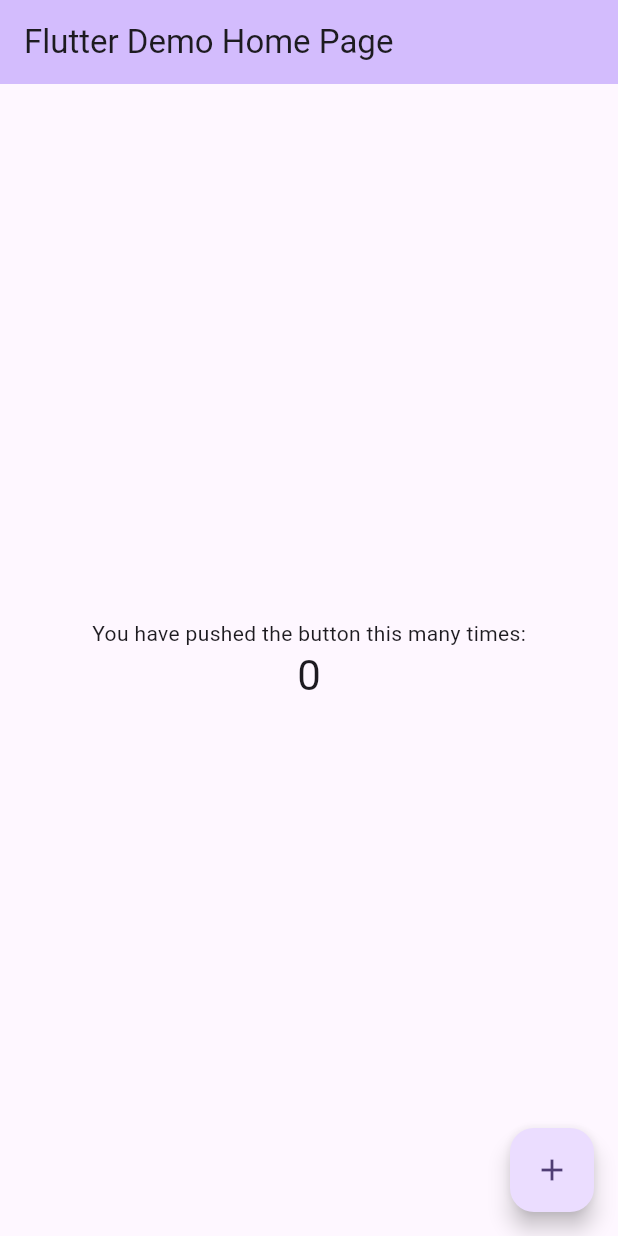
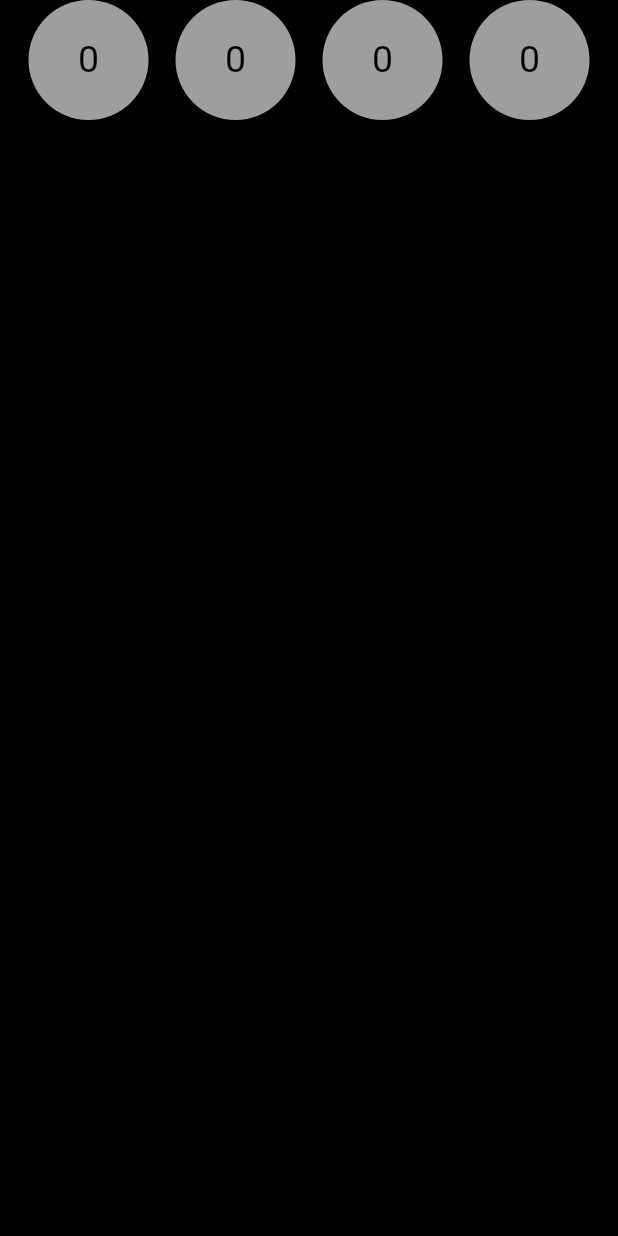
Before and after one commit to CodingNinja-CN/Calculator, a Flutter app: the screen it shows after launch, on a phone screen of 412 x 824 dp. Run offline on Flutter 3.47's test engine with Material 3 defaults, Android fonts, the phone set to English and light mode, and no system bars.

Commit message:
button component

```diff
--- a/lib/main.dart
+++ b/lib/main.dart
@@ -1,3 +1,4 @@
+import 'package:calculator/myHomePage.dart';
 import 'package:flutter/material.dart';
 
 void main() {
@@ -7,119 +8,15 @@ void main() {
 class MyApp extends StatelessWidget {
   const MyApp({super.key});
 
-  // This widget is the root of your application.
   @override
   Widget build(BuildContext context) {
     return MaterialApp(
-      title: 'Flutter Demo',
+      debugShowCheckedModeBanner: false,
+      title: 'Calculator',
       theme: ThemeData(
-        // This is the theme of your application.
-        //
-        // TRY THIS: Try running your application with "flutter run". You'll see
-        // the application has a purple toolbar. Then, without quitting the app,
-        // try changing the seedColor in the colorScheme below to Colors.green
-        // and then invoke "hot reload" (save your changes or press the "hot
-        // reload" button in a Flutter-supported IDE, or press "r" if you used
-        // the command line to start the app).
-        //
-        // Notice that the counter didn't reset back to zero; the application
-        // state is not lost during the reload. To reset the state, use hot
-        // restart instead.
-        //
-        // This works for code too, not just values: Most code changes can be
-        // tested with just a hot reload.
-        colorScheme: ColorScheme.fromSeed(seedColor: Colors.deepPurple),
         useMaterial3: true,
       ),
-      home: const MyHomePage(title: 'Flutter Demo Home Page'),
+      home: MyHomePage(),
     );
   }
 }
-
-class MyHomePage extends StatefulWidget {
-  const MyHomePage({super.key, required this.title});
-
-  // This widget is the home page of your application. It is stateful, meaning
-  // that it has a State object (defined below) that contains fields that affect
-  // how it looks.
-
-  // This class is the configuration for the state. It holds the values (in this
-  // case the title) provided by the parent (in this case the App widget) and
-  // used by the build method of the State. Fields in a Widget subclass are
-  // always marked "final".
-
-  final String title;
-
-  @override
-  State<MyHomePage> createState() => _MyHomePageState();
-}
-
-class _MyHomePageState extends State<MyHomePage> {
-  int _counter = 0;
-
-  void _incrementCounter() {
-    setState(() {
-      // This call to setState tells the Flutter framework that something has
-      // changed in this State, which causes it to rerun the build method below
-      // so that the display can reflect the updated values. If we changed
-      // _counter without calling setState(), then the build method would not be
-      // called again, and so nothing would appear to happen.
-      _counter++;
-    });
-  }
-
-  @override
-  Widget build(BuildContext context) {
-    // This method is rerun every time setState is called, for instance as done
-    // by the _incrementCounter method above.
-    //
-    // The Flutter framework has been optimized to make rerunning build methods
-    // fast, so that you can just rebuild anything that needs updating rather
-    // than having to individually change instances of widgets.
-    return Scaffold(
-      appBar: AppBar(
-        // TRY THIS: Try changing the color here to a specific color (to
-        // Colors.amber, perhaps?) and trigger a hot reload to see the AppBar
-        // change color while the other colors stay the same.
-        backgroundColor: Theme.of(context).colorScheme.inversePrimary,
-        // Here we take the value from the MyHomePage object that was created by
-        // the App.build method, and use it to set our appbar title.
-        title: Text(widget.title),
-      ),
-      body: Center(
-        // Center is a layout widget. It takes a single child and positions it
-        // in the middle of the parent.
-        child: Column(
-          // Column is also a layout widget. It takes a list of children and
-          // arranges them vertically. By default, it sizes itself to fit its
-          // children horizontally, and tries to be as tall as its parent.
-          //
-          // Column has various properties to control how it sizes itself and
-          // how it positions its children. Here we use mainAxisAlignment to
-          // center the children vertically; the main axis here is the vertical
-          // axis because Columns are vertical (the cross axis would be
-          // horizontal).
-          //
-          // TRY THIS: Invoke "debug painting" (choose the "Toggle Debug Paint"
-          // action in the IDE, or press "p" in the console), to see the
-          // wireframe for each widget.
-          mainAxisAlignment: MainAxisAlignment.center,
-          children: <Widget>[
-            const Text(
-              'You have pushed the button this many times:',
-            ),
-            Text(
-              '$_counter',
-              style: Theme.of(context).textTheme.headlineMedium,
-            ),
-          ],
-        ),
-      ),
-      floatingActionButton: FloatingActionButton(
-        onPressed: _incrementCounter,
-        tooltip: 'Increment',
-        child: const Icon(Icons.add),
-      ), // This trailing comma makes auto-formatting nicer for build methods.
-    );
-  }
-}
--- /dev/null
+++ b/lib/myButton.dart
@@ -0,0 +1,23 @@
+import 'package:flutter/material.dart';
+
+class MyButton extends StatelessWidget {
+  const MyButton({
+    super.key,
+  });
+
+  @override
+  Widget build(BuildContext context) {
+    return Expanded(
+      child: Container(
+        height: 80,
+        decoration: BoxDecoration(
+            color: Colors.grey, shape: BoxShape.circle),
+        child: Center(
+            child: Text(
+              "0",
+              style: TextStyle(color: Colors.black, fontSize: 25),
+            )),
+      ),
+    );
+  }
+}
--- /dev/null
+++ b/lib/myHomePage.dart
@@ -0,0 +1,39 @@
+import 'package:calculator/myButton.dart';
+import 'package:flutter/material.dart';
+
+class MyHomePage extends StatefulWidget {
+  const MyHomePage({super.key});
+
+  @override
+  State<MyHomePage> createState() => _MyHomePageState();
+}
+
+class _MyHomePageState extends State<MyHomePage> {
+  @override
+  Widget build(BuildContext context) {
+    return SafeArea(
+      child: Scaffold(
+        backgroundColor: Colors.black,
+        body: Padding(
+          padding: const EdgeInsets.symmetric(horizontal: 10.0),
+          child: Column(
+            children: [
+              Column(
+                children: [
+                  Row(
+                    children: [
+                      MyButton(),
+                      MyButton(),
+                      MyButton(),
+                      MyButton(),
+                    ],
+                  )
+                ],
+              )
+            ],
+          ),
+        ),
+      ),
+    );
+  }
+}
```
